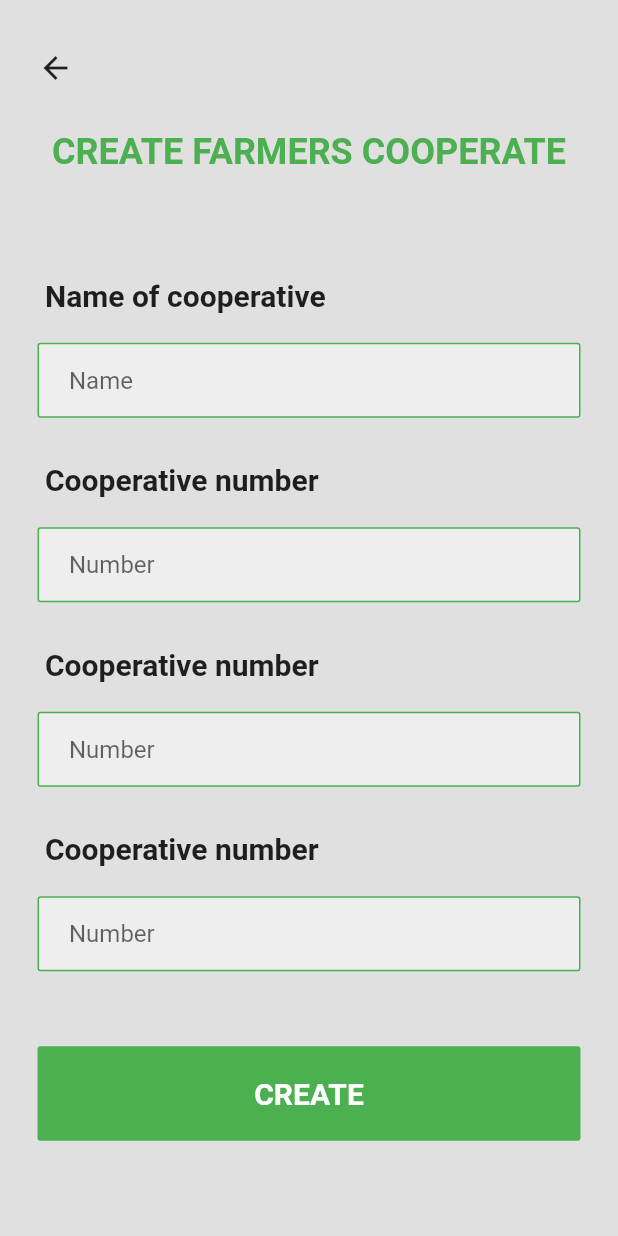
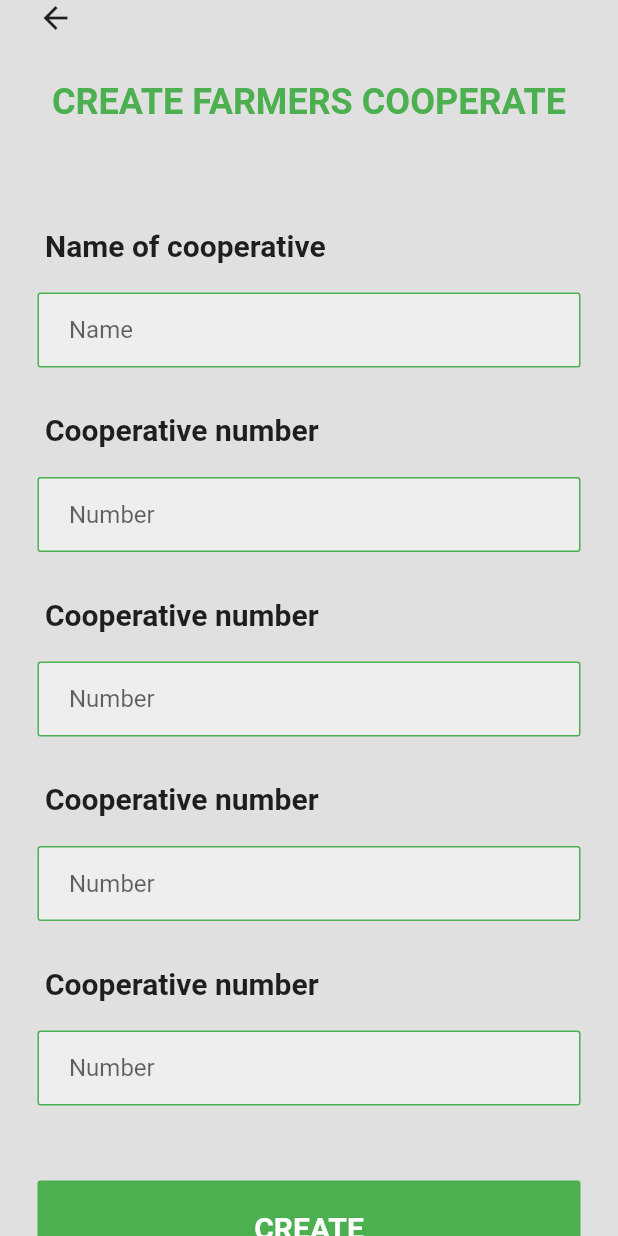
Before and after one commit to shadkasera/tobacco_app, a Flutter app: the CreatePage screen opened directly, on a phone screen of 412 x 824 dp. Run offline on Flutter 3.47's test engine with Material 2 defaults, Android fonts, the phone set to English and light mode, and no system bars.

Commit message:
updated files

```diff
--- a/lib/pages/create.dart
+++ b/lib/pages/create.dart
@@ -95,6 +95,46 @@
                 ),
                 //password text field
                 const SizedBox(
+                  height: 10,
+                ),
+                Padding(
+                  padding:
+                      const EdgeInsets.symmetric(horizontal: 25, vertical: 10),
+                  child: Row(
+                    mainAxisAlignment: MainAxisAlignment.start,
+                    children: const [
+                      Text(
+                        ' Cooperative number',
+                        style: TextStyle(
+                            fontWeight: FontWeight.bold, fontSize: 20),
+                      ),
+                    ],
+                  ),
+                ),
+
+                Padding(
+                  padding: const EdgeInsets.symmetric(
+                    horizontal: 25,
+                    vertical: 10,
+                  ),
+                  child: Container(
+                    decoration: BoxDecoration(
+                      color: Colors.grey[200],
+                      border: Border.all(color: Colors.green),
+                      borderRadius: BorderRadius.circular(2),
+                    ),
+                    child: const Padding(
+                      padding: EdgeInsets.only(left: 20),
+                      child: TextField(
+                        decoration: InputDecoration(
+                          border: InputBorder.none,
+                          hintText: 'Number',
+                        ),
+                      ),
+                    ),
+                  ),
+                ),
+                 const SizedBox(
                   height: 10,
                 ),
                 Padding(
```
